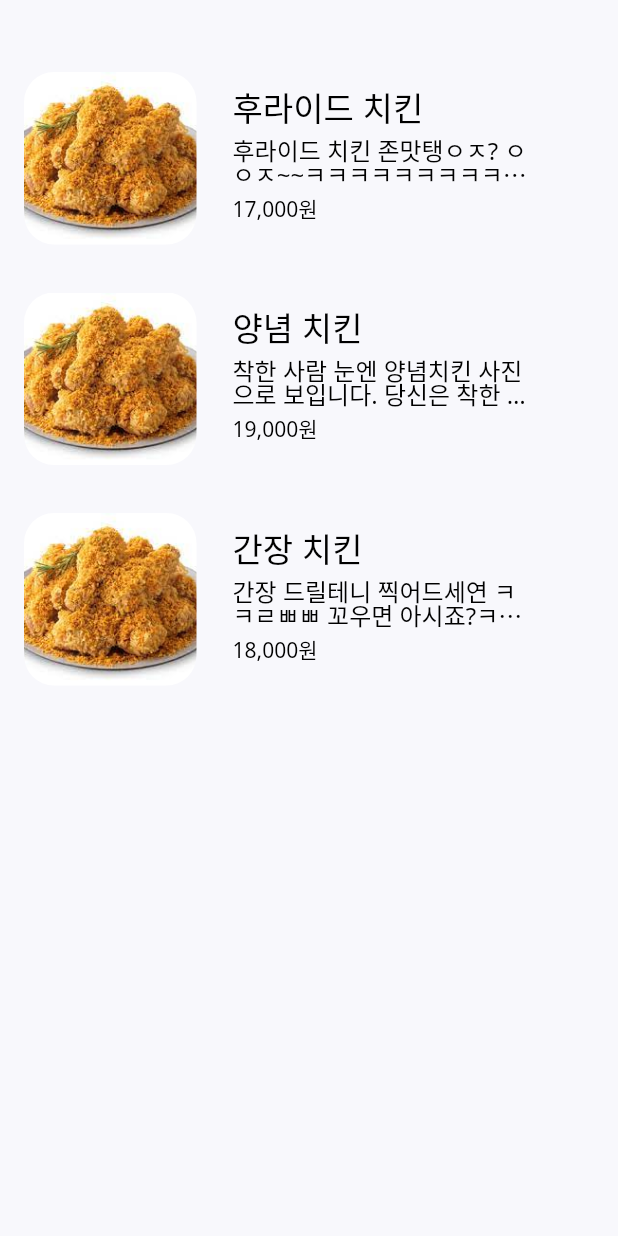
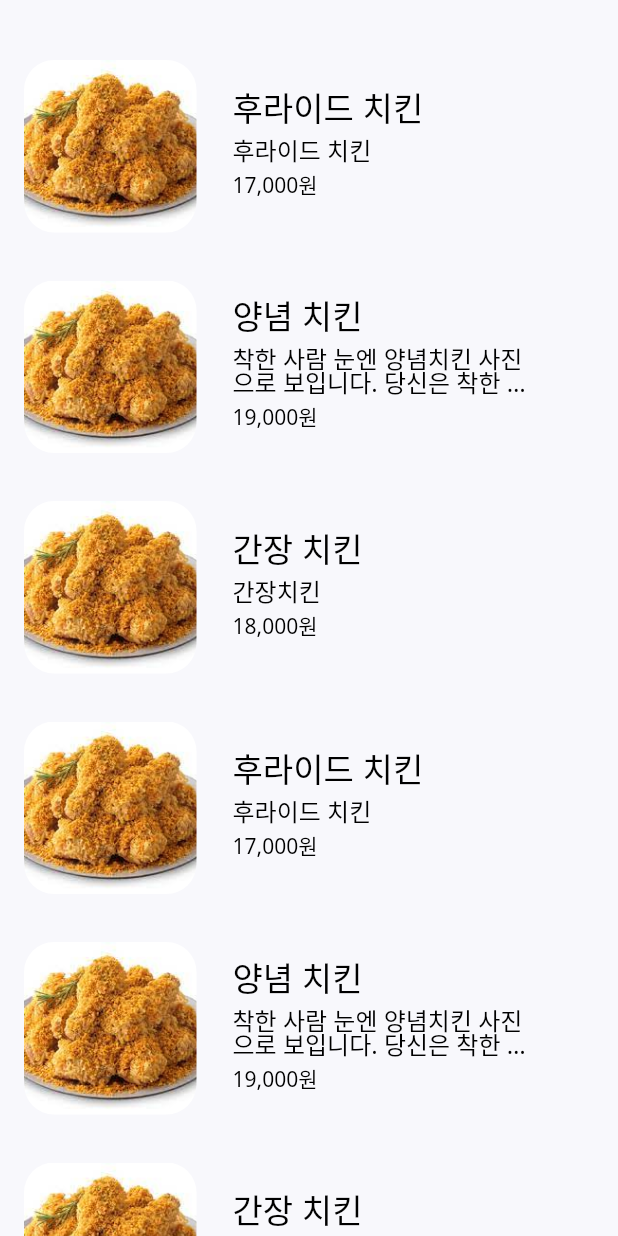
Before and after one commit to Sylar0012/final_project_beamin_app, a Flutter app: the MenuList widget shown alone on an empty page, opened directly, on a phone screen of 412 x 824 dp. Run offline on Flutter 3.47's test engine with Material 2 defaults, Android fonts, the phone set to English and light mode, and no system bars; our stand-ins replace card_swiper, google_fonts.

```diff
--- a/lib/view/pages/store/menu/menu_list.dart
+++ b/lib/view/pages/store/store_tap/menu/menu_list.dart
@@ -6,15 +6,19 @@ class MenuList extends StatelessWidget {
 
   @override
   Widget build(BuildContext context) {
-    return Expanded(
-      child: Column(
-        children: [
-          SizedBox(height: gap_l),
-          _bulidStoreMenu(context, "치킨", "후라이드 치킨", "후라이드 치킨 존맛탱ㅇㅈ? ㅇ ㅇㅈ~~ㅋㅋㅋㅋㅋㅋㅋㅋㅋㅋㅋㅋㅋㅋㅋ", "17,000원"),
-          _bulidStoreMenu(context, "치킨", "양념 치킨", "착한 사람 눈엔 양념치킨 사진으로 보입니다. 당신은 착한 사람입니다", "19,000원"),
-          _bulidStoreMenu(context, "치킨", "간장 치킨", "간장 드릴테니 찍어드세연 ㅋㅋㄹㅃㅃ 꼬우면 아시죠?ㅋㅋㅋㅋ", "18,000원"),
-        ],
-      ),
+    return ListView(
+      children: [
+        SizedBox(height: gap_m),
+        _bulidStoreMenu(context, "치킨", "후라이드 치킨", "후라이드 치킨 ", "17,000원"),
+        _bulidStoreMenu(context, "치킨", "양념 치킨", "착한 사람 눈엔 양념치킨 사진으로 보입니다. 당신은 착한 사람입니다", "19,000원"),
+        _bulidStoreMenu(context, "치킨", "간장 치킨", "간장치킨", "18,000원"),
+        _bulidStoreMenu(context, "치킨", "후라이드 치킨", "후라이드 치킨 ", "17,000원"),
+        _bulidStoreMenu(context, "치킨", "양념 치킨", "착한 사람 눈엔 양념치킨 사진으로 보입니다. 당신은 착한 사람입니다", "19,000원"),
+        _bulidStoreMenu(context, "치킨", "간장 치킨", "간장치킨", "18,000원"),
+        _bulidStoreMenu(context, "치킨", "후라이드 치킨", "후라이드 치킨 ", "17,000원"),
+        _bulidStoreMenu(context, "치킨", "양념 치킨", "착한 사람 눈엔 양념치킨 사진으로 보입니다. 당신은 착한 사람입니다", "19,000원"),
+        _bulidStoreMenu(context, "치킨", "간장 치킨", "간장치킨", "18,000원"),
+      ],
     );
   }
 }
```
Also changed, not shown: lib/view/pages/store/store_detail.dart (+11 -123 lines), lib/view/pages/store/store_tap/store_tap.dart (added, +95 -0 lines).
